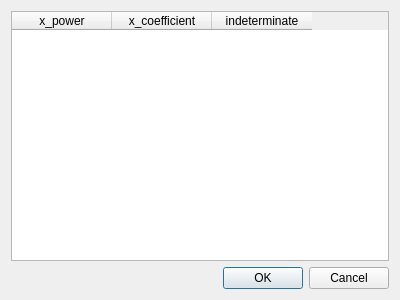
The window that polynomial-solver/LoadCsvDataDialog.ui (aczarnas/polynomial-solver) describes before a commit, drawn with Qt 5.
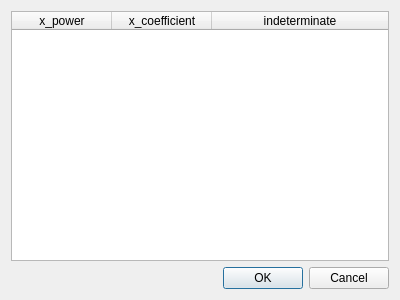
The same window after the commit.

Commit message: auto-width resize for columns

The edit to the form file:
```diff
--- a/polynomial-solver/LoadCsvDataDialog.ui
+++ b/polynomial-solver/LoadCsvDataDialog.ui
@@ -10,6 +10,12 @@
     <height>300</height>
    </rect>
   </property>
+  <property name="sizePolicy">
+   <sizepolicy hsizetype="Preferred" vsizetype="Preferred">
+    <horstretch>0</horstretch>
+    <verstretch>0</verstretch>
+   </sizepolicy>
+  </property>
   <property name="windowTitle">
    <string>Dialog</string>
   </property>
@@ -18,6 +24,18 @@
     <layout class="QVBoxLayout" name="verticalLayout">
      <item>
       <widget class="QTableWidget" name="tableWidget">
+       <property name="sizePolicy">
+        <sizepolicy hsizetype="Expanding" vsizetype="Expanding">
+         <horstretch>1</horstretch>
+         <verstretch>1</verstretch>
+        </sizepolicy>
+       </property>
+       <attribute name="horizontalHeaderShowSortIndicator" stdset="0">
+        <bool>false</bool>
+       </attribute>
+       <attribute name="horizontalHeaderStretchLastSection">
+        <bool>true</bool>
+       </attribute>
        <column>
         <property name="text">
          <string>x_power</string>
```
